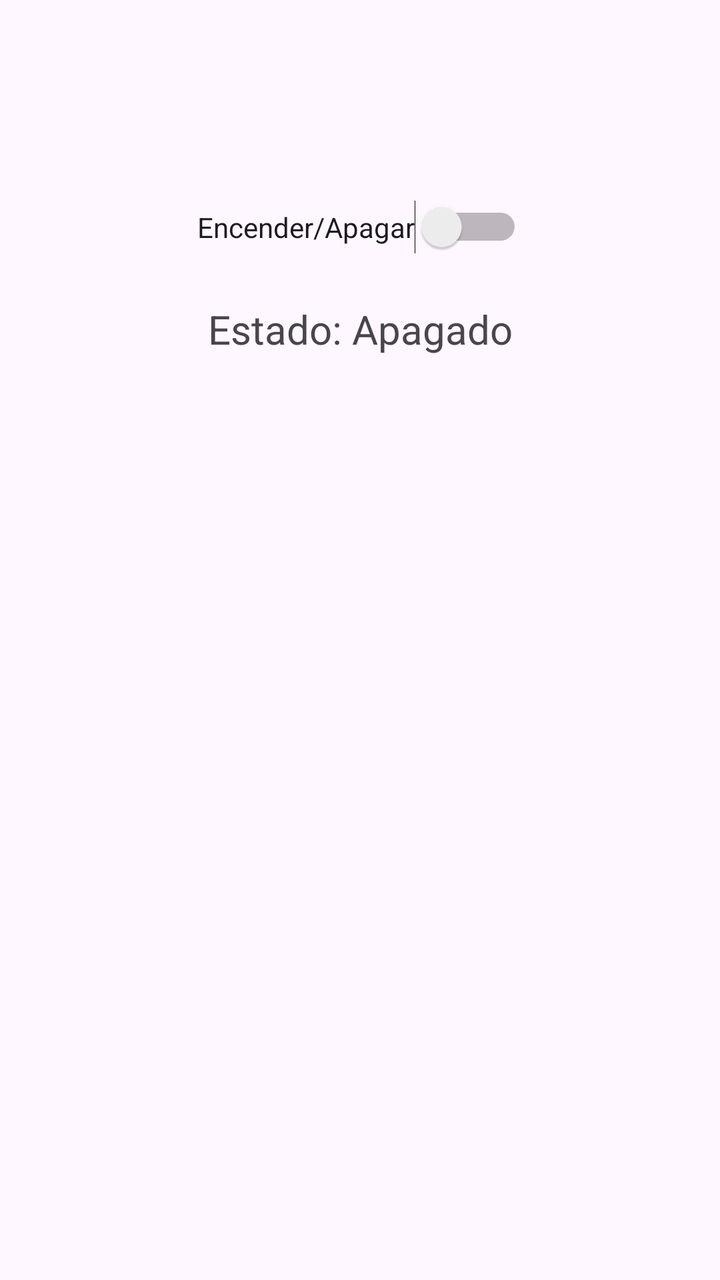
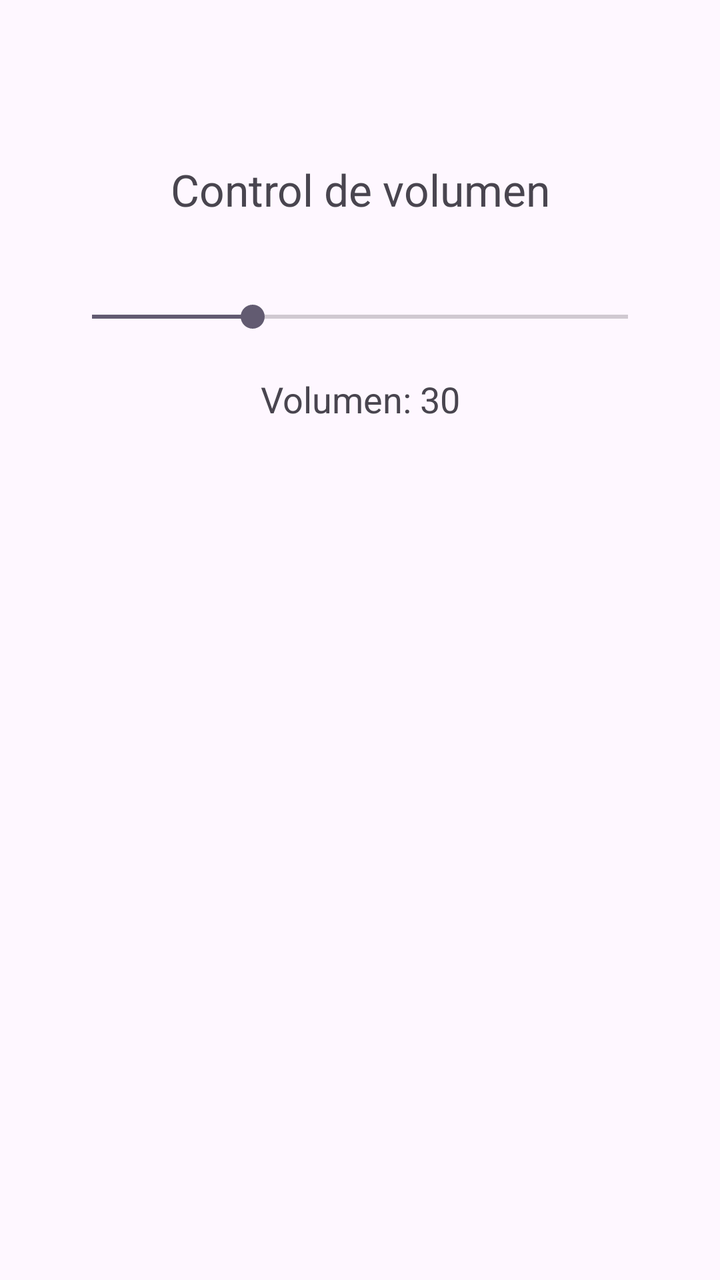

Two renders of the same Android screen: before a commit and after it. Below are the layout's source before the change and the commit's diff.
<!-- AndroidManifest.xml: application theme Theme.Tema4ButtonToggleButton -->
<!-- res/layout/activity_main.xml -->
<?xml version="1.0" encoding="utf-8"?>
<androidx.constraintlayout.widget.ConstraintLayout
    xmlns:android="http://schemas.android.com/apk/res/android"
    xmlns:app="http://schemas.android.com/apk/res-auto"
    android:layout_width="match_parent"
    android:layout_height="match_parent">

    <Switch
        android:id="@+id/switch1"
        android:layout_width="wrap_content"
        android:layout_height="wrap_content"
        android:text="Encender/Apagar"
        app:layout_constraintTop_toTopOf="parent"
        app:layout_constraintStart_toStartOf="parent"
        app:layout_constraintEnd_toEndOf="parent"
        android:layout_marginTop="100dp" />

    <TextView
        android:id="@+id/textViewStatus"
        android:layout_width="wrap_content"
        android:layout_height="wrap_content"
        android:text="Estado: Apagado"
        android:textSize="20sp"
        app:layout_constraintTop_toBottomOf="@id/switch1"
        app:layout_constraintStart_toStartOf="parent"
        app:layout_constraintEnd_toEndOf="parent"
        android:layout_marginTop="24dp" />

</androidx.constraintlayout.widget.ConstraintLayout>
<!-- resources referenced by this layout -->
<resources>
  <style name="Theme.Tema4ButtonToggleButton" parent="Base.Theme.Tema4ButtonToggleButton" />
  <style name="Base.Theme.Tema4ButtonToggleButton" parent="Theme.Material3.DayNight.NoActionBar">
          
          
      </style>
</resources>

<!-- the commit's change to res/layout/activity_main.xml (unified diff, before → after) -->
@@ -5,25 +5,39 @@
     android:layout_width="match_parent"
     android:layout_height="match_parent">
 
-    <Switch
-        android:id="@+id/switch1"
+    <TextView
+        android:id="@+id/textViewTitulo"
         android:layout_width="wrap_content"
         android:layout_height="wrap_content"
-        android:text="Encender/Apagar"
+        android:text="Control de volumen"
+        android:textSize="22sp"
         app:layout_constraintTop_toTopOf="parent"
         app:layout_constraintStart_toStartOf="parent"
         app:layout_constraintEnd_toEndOf="parent"
-        android:layout_marginTop="100dp" />
+        android:layout_marginTop="80dp" />
+
+    <SeekBar
+        android:id="@+id/seekBar"
+        android:layout_width="0dp"
+        android:layout_height="wrap_content"
+        android:max="100"
+        android:progress="30"
+        app:layout_constraintTop_toBottomOf="@id/textViewTitulo"
+        app:layout_constraintStart_toStartOf="parent"
+        app:layout_constraintEnd_toEndOf="parent"
+        android:layout_marginStart="30dp"
+        android:layout_marginEnd="30dp"
+        android:layout_marginTop="40dp" />
 
     <TextView
-        android:id="@+id/textViewStatus"
+        android:id="@+id/textViewProgress"
         android:layout_width="wrap_content"
         android:layout_height="wrap_content"
-        android:text="Estado: Apagado"
-        android:textSize="20sp"
-        app:layout_constraintTop_toBottomOf="@id/switch1"
+        android:text="Volumen: 30"
+        android:textSize="18sp"
+        app:layout_constraintTop_toBottomOf="@id/seekBar"
         app:layout_constraintStart_toStartOf="parent"
         app:layout_constraintEnd_toEndOf="parent"
-        android:layout_marginTop="24dp" />
+        android:layout_marginTop="20dp" />
 
 </androidx.constraintlayout.widget.ConstraintLayout>
